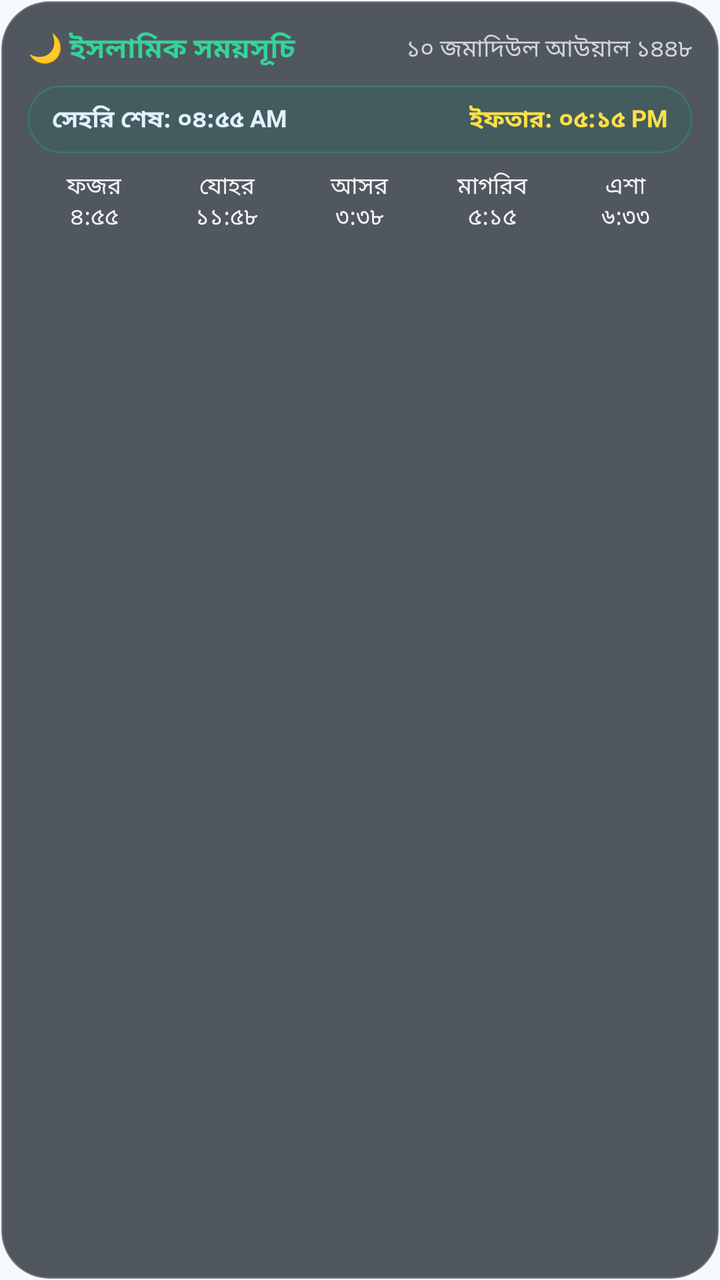
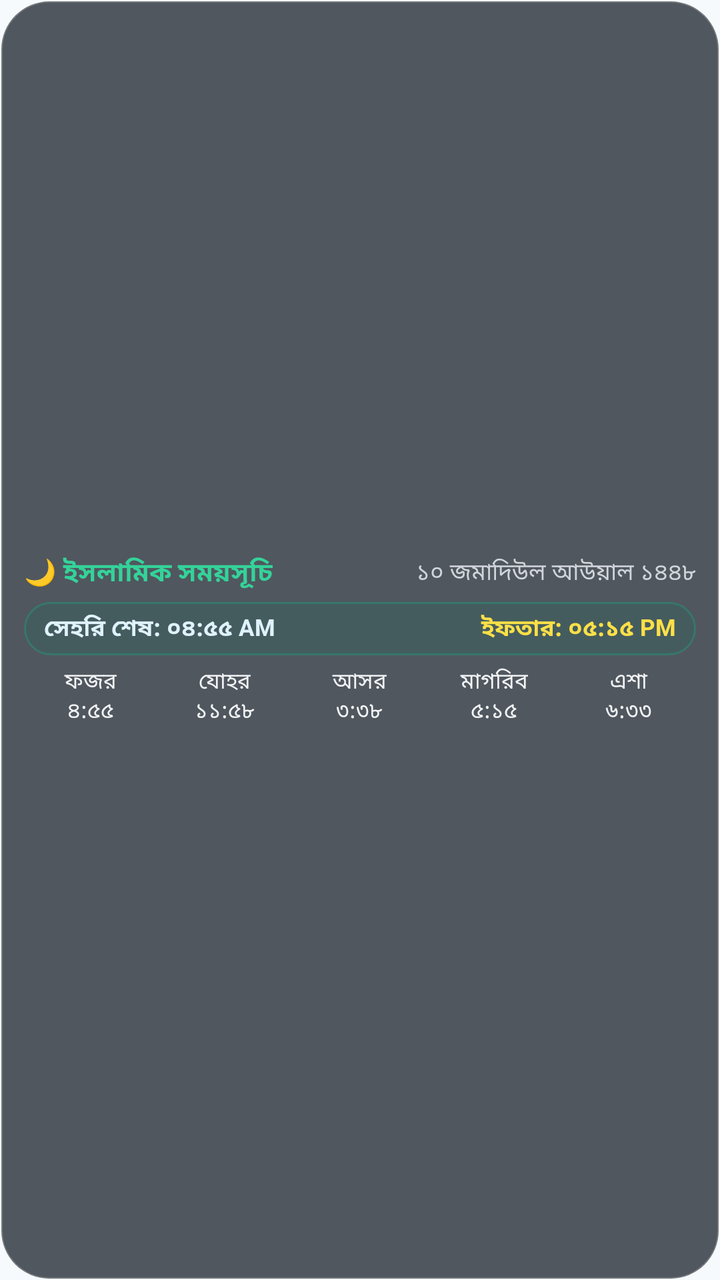

Compare the two renders of this Android layout. The source of the first and the diff that turns it into the second are given below.
<!-- AndroidManifest.xml: application theme Theme.Nirvor -->
<!-- res/layout/widget_islamic_transparent.xml -->
<?xml version="1.0" encoding="utf-8"?>
<LinearLayout xmlns:android="http://schemas.android.com/apk/res/android"
    android:id="@+id/widget_islamic_root"
    android:layout_width="match_parent"
    android:layout_height="match_parent"
    android:background="@drawable/bg_widget_glass"
    android:orientation="vertical"
    android:padding="14dp">

    
    <LinearLayout
        android:layout_width="match_parent"
        android:layout_height="wrap_content"
        android:gravity="center_vertical"
        android:orientation="horizontal">

        <TextView
            android:layout_width="wrap_content"
            android:layout_height="wrap_content"
            android:text="🌙 ইসলামিক সময়সূচি"
            android:textColor="#34D399"
            android:textSize="14sp"
            android:textStyle="bold" />

        <TextView
            android:id="@+id/widget_islamic_hijri"
            android:layout_width="0dp"
            android:layout_height="wrap_content"
            android:layout_marginStart="8dp"
            android:layout_weight="1"
            android:ellipsize="end"
            android:gravity="end"
            android:maxLines="1"
            android:text="১০ জমাদিউল আউয়াল ১৪৪৮"
            android:textColor="#D1D5DB"
            android:textSize="12sp" />
    </LinearLayout>

    
    <LinearLayout
        android:layout_width="match_parent"
        android:layout_height="wrap_content"
        android:layout_marginTop="8dp"
        android:background="@drawable/bg_widget_emerald"
        android:gravity="center_vertical"
        android:orientation="horizontal"
        android:paddingHorizontal="12dp"
        android:paddingVertical="8dp">

        <TextView
            android:id="@+id/widget_islamic_sehri"
            android:layout_width="0dp"
            android:layout_height="wrap_content"
            android:layout_weight="1"
            android:text="সেহরি শেষ: ০৪:৫৫ AM"
            android:textColor="#E0F2FE"
            android:textSize="12sp"
            android:textStyle="bold" />

        <TextView
            android:id="@+id/widget_islamic_iftar"
            android:layout_width="wrap_content"
            android:layout_height="wrap_content"
            android:text="ইফতার: ০৫:১৫ PM"
            android:textColor="#FDE047"
            android:textSize="12sp"
            android:textStyle="bold" />
    </LinearLayout>

    
    <LinearLayout
        android:layout_width="match_parent"
        android:layout_height="wrap_content"
        android:layout_marginTop="8dp"
        android:orientation="horizontal">

        <TextView
            android:id="@+id/prayer_fajr"
            android:layout_width="0dp"
            android:layout_height="wrap_content"
            android:layout_weight="1"
            android:gravity="center"
            android:text="ফজর\n৪:৫৫"
            android:textColor="#F3F4F6"
            android:textSize="11.5sp" />

        <TextView
            android:id="@+id/prayer_dhuhr"
            android:layout_width="0dp"
            android:layout_height="wrap_content"
            android:layout_weight="1"
            android:gravity="center"
            android:text="যোহর\n১১:৫৮"
            android:textColor="#F3F4F6"
            android:textSize="11.5sp" />

        <TextView
            android:id="@+id/prayer_asr"
            android:layout_width="0dp"
            android:layout_height="wrap_content"
            android:layout_weight="1"
            android:gravity="center"
            android:text="আসর\n৩:৩৮"
            android:textColor="#F3F4F6"
            android:textSize="11.5sp" />

        <TextView
            android:id="@+id/prayer_maghrib"
            android:layout_width="0dp"
            android:layout_height="wrap_content"
            android:layout_weight="1"
            android:gravity="center"
            android:text="মাগরিব\n৫:১৫"
            android:textColor="#F3F4F6"
            android:textSize="11.5sp" />

        <TextView
            android:id="@+id/prayer_isha"
            android:layout_width="0dp"
            android:layout_height="wrap_content"
            android:layout_weight="1"
            android:gravity="center"
            android:text="এশা\n৬:৩৩"
            android:textColor="#F3F4F6"
            android:textSize="11.5sp" />
    </LinearLayout>
</LinearLayout>
<!-- resources referenced by this layout -->
<resources>
  <!-- drawable bg_widget_emerald (drawable) -->
  <?xml version="1.0" encoding="utf-8"?>
  <shape xmlns:android="http://schemas.android.com/apk/res/android">
      <solid android:color="#26047857" />
      <stroke android:width="1dp" android:color="#4D10B981" />
      <corners android:radius="16dp" />
  </shape>
  <!-- drawable bg_widget_glass (drawable) -->
  <?xml version="1.0" encoding="utf-8"?>
  <shape xmlns:android="http://schemas.android.com/apk/res/android">
      <solid android:color="#B8111923" />
      <stroke android:width="1.2dp" android:color="#33FFFFFF" />
      <corners android:radius="24dp" />
  </shape>
  <style name="Theme.Nirvor" parent="android:Theme.Material.Light.NoActionBar">
          <item name="android:windowBackground">@color/sheet</item>
          <item name="android:statusBarColor">@android:color/transparent</item>
          <item name="android:navigationBarColor">@android:color/transparent</item>
          <item name="android:windowLightStatusBar">true</item>
          <item name="android:hardwareAccelerated">true</item>
          <item name="android:windowEnableSplitTouch">true</item>
      </style>
  <color name="sheet">#FFF6FAFC</color>
</resources>

<!-- the commit's change to res/layout/widget_islamic_transparent.xml (unified diff, before → after) -->
@@ -4,8 +4,10 @@
     android:layout_width="match_parent"
     android:layout_height="match_parent"
     android:background="@drawable/bg_widget_glass"
+    android:gravity="center_vertical"
     android:orientation="vertical"
-    android:padding="14dp">
+    android:paddingHorizontal="12dp"
+    android:paddingVertical="6dp">
 
     
     <LinearLayout
@@ -19,7 +21,7 @@
             android:layout_height="wrap_content"
             android:text="🌙 ইসলামিক সময়সূচি"
             android:textColor="#34D399"
-            android:textSize="14sp"
+            android:textSize="13sp"
             android:textStyle="bold" />
 
         <TextView
@@ -33,37 +35,44 @@
             android:maxLines="1"
             android:text="১০ জমাদিউল আউয়াল ১৪৪৮"
             android:textColor="#D1D5DB"
-            android:textSize="12sp" />
+            android:textSize="11.5sp" />
     </LinearLayout>
 
     
     <LinearLayout
         android:layout_width="match_parent"
         android:layout_height="wrap_content"
-        android:layout_marginTop="8dp"
+        android:layout_marginTop="5dp"
         android:background="@drawable/bg_widget_emerald"
         android:gravity="center_vertical"
         android:orientation="horizontal"
-        android:paddingHorizontal="12dp"
-        android:paddingVertical="8dp">
+        android:paddingHorizontal="10dp"
+        android:paddingVertical="4.5dp">
 
         <TextView
             android:id="@+id/widget_islamic_sehri"
             android:layout_width="0dp"
             android:layout_height="wrap_content"
             android:layout_weight="1"
+            android:ellipsize="end"
+            android:gravity="start"
+            android:maxLines="1"
             android:text="সেহরি শেষ: ০৪:৫৫ AM"
             android:textColor="#E0F2FE"
-            android:textSize="12sp"
+            android:textSize="11.5sp"
             android:textStyle="bold" />
 
         <TextView
             android:id="@+id/widget_islamic_iftar"
-            android:layout_width="wrap_content"
+            android:layout_width="0dp"
             android:layout_height="wrap_content"
+            android:layout_weight="1"
+            android:ellipsize="end"
+            android:gravity="end"
+            android:maxLines="1"
             android:text="ইফতার: ০৫:১৫ PM"
             android:textColor="#FDE047"
-            android:textSize="12sp"
+            android:textSize="11.5sp"
             android:textStyle="bold" />
     </LinearLayout>
 
@@ -71,7 +80,8 @@
     <LinearLayout
         android:layout_width="match_parent"
         android:layout_height="wrap_content"
-        android:layout_marginTop="8dp"
+        android:layout_marginTop="5dp"
+        android:gravity="center_vertical"
         android:orientation="horizontal">
 
         <TextView
@@ -82,7 +92,7 @@
             android:gravity="center"
             android:text="ফজর\n৪:৫৫"
             android:textColor="#F3F4F6"
-            android:textSize="11.5sp" />
+            android:textSize="11sp" />
 
         <TextView
             android:id="@+id/prayer_dhuhr"
@@ -92,7 +102,7 @@
             android:gravity="center"
             android:text="যোহর\n১১:৫৮"
             android:textColor="#F3F4F6"
-            android:textSize="11.5sp" />
+            android:textSize="11sp" />
 
         <TextView
             android:id="@+id/prayer_asr"
@@ -102,7 +112,7 @@
             android:gravity="center"
             android:text="আসর\n৩:৩৮"
             android:textColor="#F3F4F6"
-            android:textSize="11.5sp" />
+            android:textSize="11sp" />
 
         <TextView
             android:id="@+id/prayer_maghrib"
@@ -112,7 +122,7 @@
             android:gravity="center"
             android:text="মাগরিব\n৫:১৫"
             android:textColor="#F3F4F6"
-            android:textSize="11.5sp" />
+            android:textSize="11sp" />
 
         <TextView
             android:id="@+id/prayer_isha"
@@ -122,6 +132,6 @@
             android:gravity="center"
             android:text="এশা\n৬:৩৩"
             android:textColor="#F3F4F6"
-            android:textSize="11.5sp" />
+            android:textSize="11sp" />
     </LinearLayout>
 </LinearLayout>
